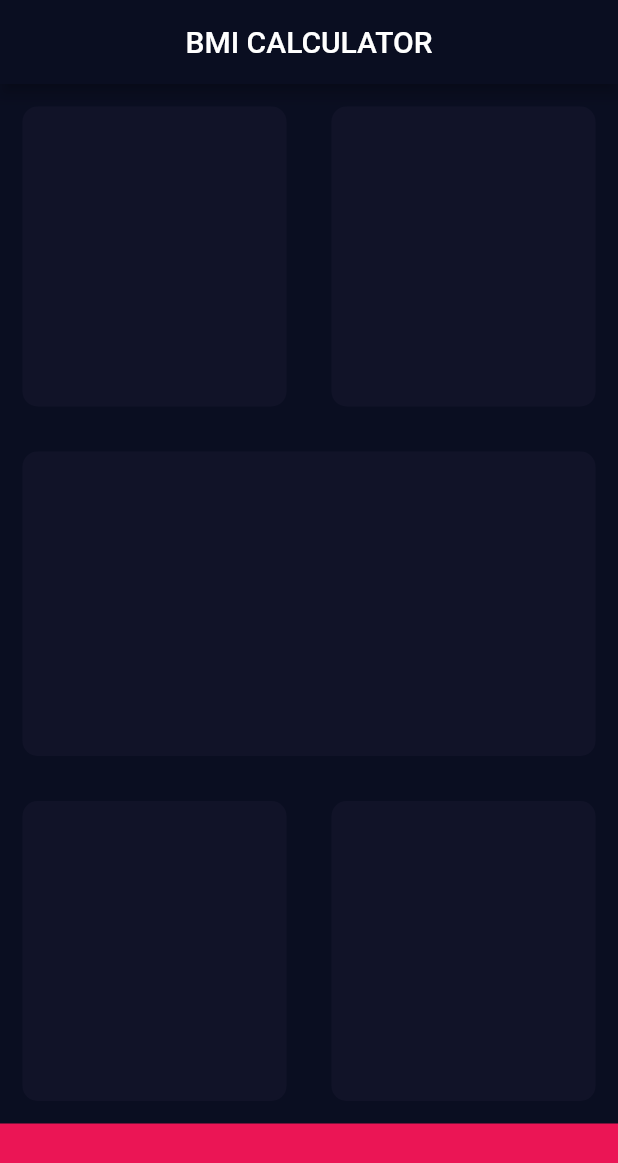
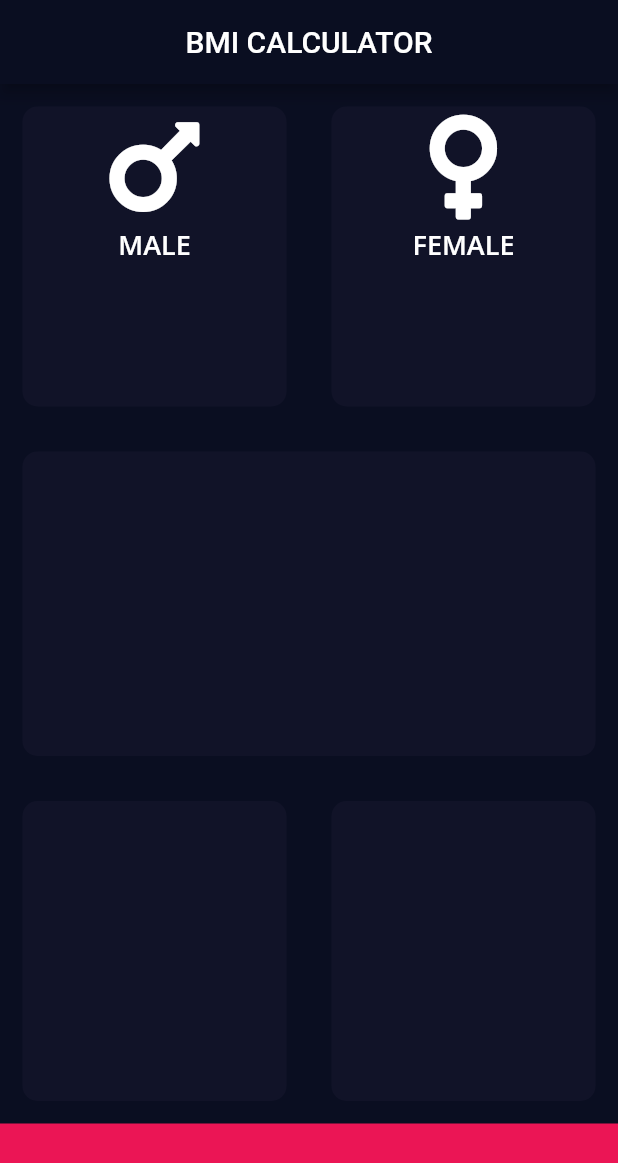
Before and after one commit to RaghavTheGreat1/bmi_calculator, a Flutter app: the screen it shows after launch, on a phone screen of 412 x 824 dp. Shown: the top 1163 px of the screen. Run offline on Flutter 3.47's test engine with Material 2 defaults, Android fonts, the phone set to English and light mode, and no system bars; our stand-ins replace font_awesome_flutter, google_fonts.

Commit message:
Imported FontAwesomeIcons and used it on two of the existing top cards for male and female

```diff
--- a/lib/main_page.dart
+++ b/lib/main_page.dart
@@ -1,8 +1,10 @@
 import 'package:flutter/material.dart';
+import 'package:google_fonts/google_fonts.dart';
 import 'material_card.dart';
 import 'themes/colors.dart';
 import 'tappable_material_cards.dart';
 import 'bottom_button.dart';
+import 'package:font_awesome_flutter/font_awesome_flutter.dart';
 
 class MainPage extends StatefulWidget {
   @override
@@ -17,10 +19,54 @@ class _MainPageState extends State<MainPage> {
         Row(
           children: <Widget>[
             Expanded(
-              child: TappableMaterialCard(),
+              child: TappableMaterialCard(
+                childCard: Center(
+                  child: Column(
+                    children: <Widget>[
+                      Icon(
+                        FontAwesomeIcons.mars,
+                        color: kIconColor,
+                        size: 80,
+                      ),
+                      Text(
+                        "MALE",
+                        style: GoogleFonts.openSans(
+                          textStyle: TextStyle(
+                            color: Colors.white,
+                            fontSize: 18,
+                            fontWeight: FontWeight.w600,
+                          ),
+                        ),
+                      )
+                    ],
+                  ),
+                ),
+              ),
             ),
             Expanded(
-              child: TappableMaterialCard(),
+              child: TappableMaterialCard(
+                childCard: Center(
+                  child: Column(
+                    children: <Widget>[
+                      Icon(
+                        FontAwesomeIcons.venus,
+                        color: kIconColor,
+                        size: 80,
+                      ),
+                      Text(
+                        "FEMALE",
+                        style: GoogleFonts.openSans(
+                          textStyle: TextStyle(
+                            color: Colors.white,
+                            fontSize: 18,
+                            fontWeight: FontWeight.w600,
+                          ),
+                        ),
+                      )
+                    ],
+                  ),
+                ),
+              ),
             ),
           ],
         ),
--- a/lib/material_card.dart
+++ b/lib/material_card.dart
@@ -2,7 +2,7 @@ import 'package:flutter/material.dart';
 
 class MaterialCard extends StatelessWidget {
   final Color materialCardColor;
-  final Widget childCard;
+  final childCard;
 
   MaterialCard({@required this.materialCardColor, this.childCard});
 
--- a/lib/tappable_material_cards.dart
+++ b/lib/tappable_material_cards.dart
@@ -5,12 +5,15 @@ import 'themes/colors.dart';
 
 class TappableMaterialCard extends StatelessWidget {
 
+  final Widget childCard;
+
+  TappableMaterialCard({this.childCard, });
 
   @override
   Widget build(BuildContext context) {
     return GestureDetector(
       onTap: () {},
-      child: MaterialCard(materialCardColor: kMaterialCardColor, ),
+      child: MaterialCard(materialCardColor: kMaterialCardColor, childCard: childCard,),
     );
   }
 }
--- a/lib/themes/colors.dart
+++ b/lib/themes/colors.dart
@@ -8,3 +8,5 @@ const Color kScaffoldDarkThemeBackgroundColor = Color(0xFF0A0E21);
 const Color kMaterialCardColor = Color(0xFF111328);
 
 const Color kBottomButtonColor = Color(0xFFEB1555);
+
+const Color kIconColor = Colors.white;
--- a/pubspec.yaml
+++ b/pubspec.yaml
@@ -19,6 +19,7 @@ environment:
 dependencies:
 
   google_fonts: ^1.0.0
+  font_awesome_flutter: ^8.8.1
 
   flutter:
     sdk: flutter
```
Also changed, not shown: pubspec.lock.
